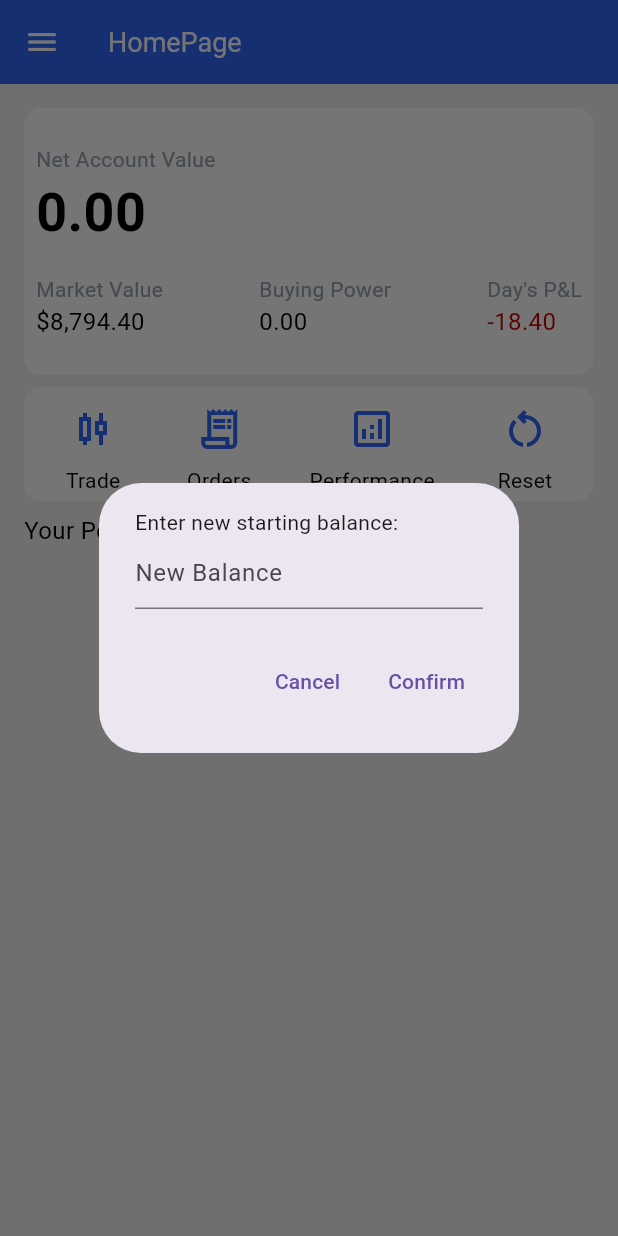
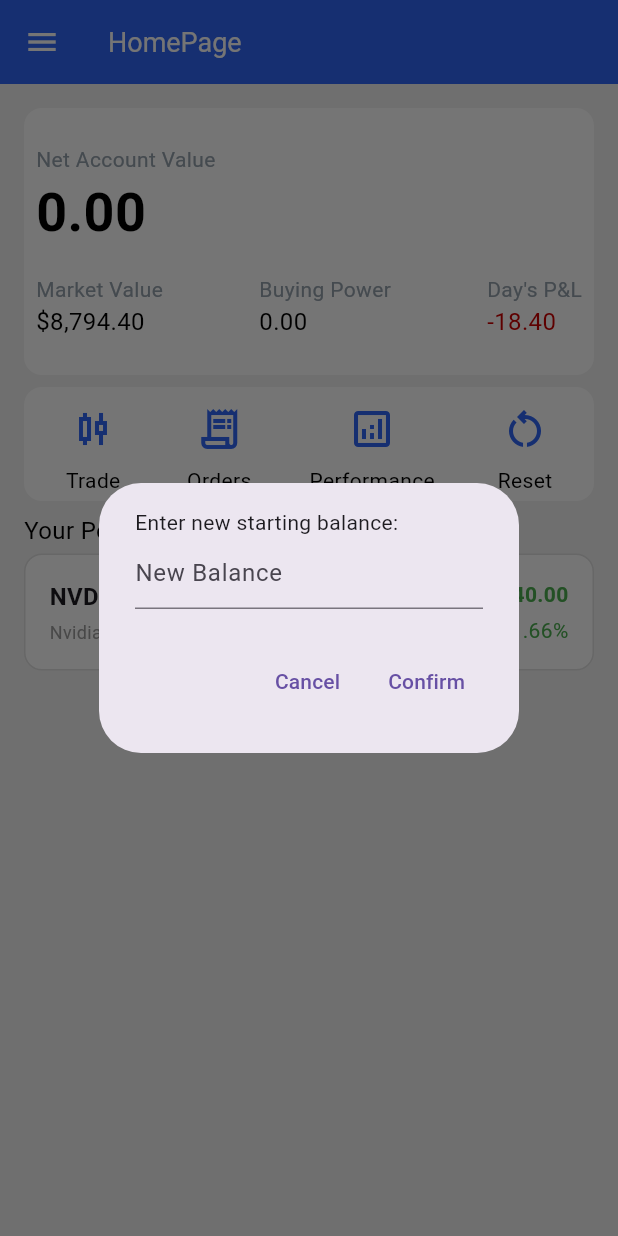
Before and after one commit to raynor-koh/Orbital23-24, a Flutter app: the MainWrapper screen opened by its route, after a tap on the "candlestick chart" icon, after a tap on the "restart alt" icon, on a phone screen of 412 x 824 dp. Run offline on Flutter 3.47's test engine with Material 3 defaults, Android fonts, the phone set to English and light mode, and no system bars; our stand-ins replace bloc, envied, equatable, flutter_bloc, google_fonts, iconly and 2 more; accounts and stored records are empty; network calls fail; Roboto replaces fonts that are missing (Heebo).

Commit message:
Style Stoc Card class

```diff
--- a/lib/components/stock_card.dart
+++ b/lib/components/stock_card.dart
@@ -2,21 +2,93 @@ import 'package:flutter/material.dart';
 import 'package:robinbank_app/ui/ui_colours.dart';
 
 class StockCard extends StatelessWidget {
-  const StockCard({super.key});
+  final String symbol;
+  final String name;
+  double marketValue;
+  int quantity;
+  double pnl;
+  double pnlPercentage;
+
+  StockCard(
+      {super.key,
+      required this.symbol,
+      required this.name,
+      required this.marketValue,
+      required this.quantity,
+      required this.pnl,
+      required this.pnlPercentage});
 
   @override
   Widget build(BuildContext context) {
     return GestureDetector(
       onTap: () {},
       child: Container(
-        width: 100,
-        height: 100,
+        padding: const EdgeInsets.all(16),
         decoration: BoxDecoration(
-          color: UIColours.white,
-          borderRadius: BorderRadius.circular(12),
-        ),
-        child: Image.asset(
-          'assets/images/Group_17.png',
+            color: UIColours.white,
+            borderRadius: BorderRadius.circular(12),
+            border: Border.all(color: Colors.grey.shade300)),
+        child: Row(
+          children: [
+            Expanded(
+              flex: 2,
+              child: Column(
+                crossAxisAlignment: CrossAxisAlignment.start,
+                children: [
+                  Text(
+                    symbol,
+                    style: const TextStyle(
+                        fontWeight: FontWeight.bold, fontSize: 16),
+                  ),
+                  const SizedBox(height: 4),
+                  Text(name,
+                      style: const TextStyle(color: Colors.grey, fontSize: 12))
+                ],
+              ),
+            ),
+            Expanded(
+              flex: 2,
+              child: Column(
+                crossAxisAlignment: CrossAxisAlignment.end,
+                children: [
+                  Text(
+                    '\$${marketValue.toStringAsFixed(2)}',
+                    style: const TextStyle(
+                        fontWeight: FontWeight.bold, fontSize: 16),
+                  ),
+                  const SizedBox(
+                    width: 12,
+                  ),
+                  Text(
+                    '$quantity',
+                    style: const TextStyle(color: Colors.grey, fontSize: 12),
+                  ),
+                ],
+              ),
+            ),
+            Expanded(
+              flex: 2,
+              child: Column(
+                crossAxisAlignment: CrossAxisAlignment.end,
+                children: [
+                  Text(
+                    '${pnl >= 0 ? '+' : ''}\$${pnl.toStringAsFixed(2)}',
+                    style: TextStyle(
+                      color: pnl >= 0 ? Colors.green : Colors.red,
+                      fontWeight: FontWeight.bold,
+                    ),
+                  ),
+                  const SizedBox(height: 4),
+                  Text(
+                    '${pnlPercentage >= 0 ? '+' : ''}${pnlPercentage.toStringAsFixed(2)}%',
+                    style: TextStyle(
+                      color: pnlPercentage >= 0 ? Colors.green : Colors.red,
+                    ),
+                  ),
+                ],
+              ),
+            )
+          ],
         ),
       ),
     );
--- a/lib/models/account_position.dart
+++ b/lib/models/account_position.dart
@@ -1,31 +1,31 @@
 class AccountPosition {
   final String name;
-  final String label;
+  final String symbol;
   final num quantity;
-  final num buyPrice;
+  final num price;
 
   AccountPosition({
     required this.name,
-    required this.label,
+    required this.symbol,
     required this.quantity,
-    required this.buyPrice,
+    required this.price,
   });
 
   Map<String, dynamic> toMap() {
     return {
       'name': name,
-      'label': label,
+      'symbol': symbol,
       'quantity': quantity,
-      'buyPrice': buyPrice,
+      'price': price,
     };
   }
 
   factory AccountPosition.fromMap(Map<String, dynamic> map) {
     return AccountPosition(
       name: map['name'] ?? '',
-      label: map['label'] ?? '',
+      symbol: map['symbol'] ?? '',
       quantity: map['quantity'] ?? 0,
-      buyPrice: map['buyPrice'] ?? 0,
+      price: map['price'] ?? 0,
     );
   }
 }
--- a/lib/models/user.dart
+++ b/lib/models/user.dart
@@ -27,7 +27,6 @@ class User {
   }
 
   factory User.fromMap(Map<String, dynamic> map) {
-    log(map.toString());
     return User(
       id: map['user']['_id'] ?? '',
       name: map['user']['name'] ?? '',
--- a/lib/pages/home_page.dart
+++ b/lib/pages/home_page.dart
@@ -62,10 +62,16 @@ class _HomePageState extends State<HomePage> {
             child: ListView(
               padding: const EdgeInsets.symmetric(vertical: 4),
               scrollDirection: Axis.vertical,
-              children: userAccountPosition.isEmpty &&
-                      Provider.of<UserProvider>(context).user.name == 'test'
-                  ? [const StockCard(), const StockCard(), const StockCard()]
-                  : [],
+              children: [
+                StockCard(
+                  symbol: 'NVDA',
+                  name: 'Nvidia Corporation',
+                  marketValue: 91000.00,
+                  quantity: 700,
+                  pnl: 1540.00,
+                  pnlPercentage: 1.66,
+                )
+              ],
             ),
           ),
         ],
@@ -90,7 +96,7 @@ class _HomePageState extends State<HomePage> {
           crossAxisAlignment: CrossAxisAlignment.start,
           children: [
             Text(
-              'Net Account Value ${user.name}',
+              'Net Account Value',
               style: UIText.small.copyWith(color: UIColours.secondaryText),
             ),
             Text(
@@ -336,6 +342,7 @@ class _HomePageState extends State<HomePage> {
     String userId = Provider.of<UserProvider>(context, listen: false).user.id;
     // Update the user account balance in the provider
     userPositionService.resetUserPosition(context, userId, newBalance);
+    userPositionService.getUserPosition(context, userId);
 
     // Display a success message
     ScaffoldMessenger.of(context).showSnackBar(
--- a/lib/services/user_position_service.dart
+++ b/lib/services/user_position_service.dart
@@ -30,8 +30,10 @@ class UserPositionService {
   void resetUserPosition(
       BuildContext context, String userId, double resetAmount) async {
     try {
+      var payload = json.encode({'amount': resetAmount});
       http.Response response = await http.post(
         Uri.parse('${Constants.serverUri}/user/resetBalance/$userId'),
+        body: payload,
         headers: <String, String>{
           'Content-Type': 'application/json; charset=UTF-8',
         },
--- a/lib/utils/constants.dart
+++ b/lib/utils/constants.dart
@@ -2,9 +2,9 @@
 
 class Constants {
   // The uri below is used for testing purposes
-  // static String serverUri = 'http://172.26.224.1:3000';
+  static String serverUri = 'http://192.168.96.1:3000';
 
-  static String serverUri = 'https://orbital23-24.onrender.com';
+  // static String serverUri = 'https://orbital23-24.onrender.com';
 
   static String alpacaQueryUri = 'https://paper-api.alpaca.markets/v2/assets';
 
```
Also changed, not shown: 4 other files.
